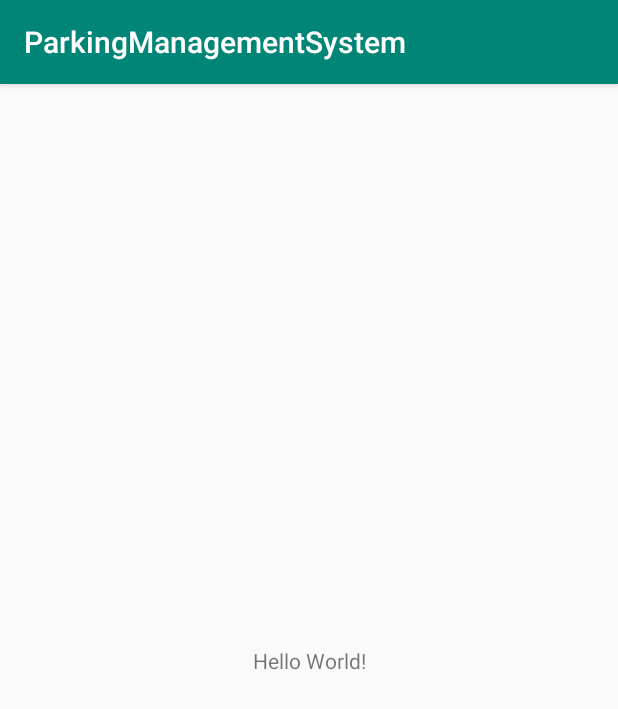
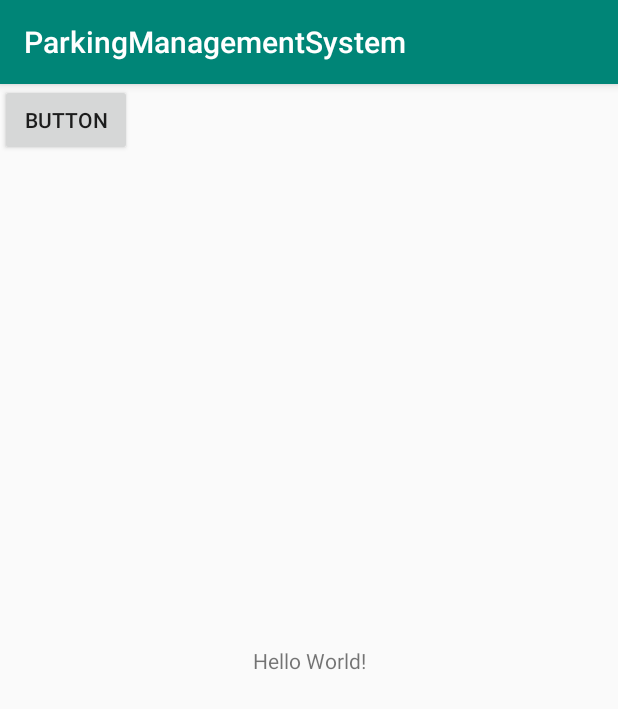
Before and after one commit to MHabiib/Parklux-Customer, an Android app: the screen it shows after launch (MainActivity), on a phone screen of 412 x 824 dp. Shown: the top 709 px of the screen. Run offline under Robolectric (Android 15) with nearby library versions, the phone set to English and light mode, and no system bars.

Commit message:
#3 Test Push

```diff
--- a/app/src/main/res/layout/activity_main.xml
+++ b/app/src/main/res/layout/activity_main.xml
@@ -15,4 +15,12 @@
         app:layout_constraintRight_toRightOf="parent"
         app:layout_constraintTop_toTopOf="parent" />
 
+    <Button
+        android:id="@+id/button"
+        android:layout_width="wrap_content"
+        android:layout_height="wrap_content"
+        android:text="Button"
+        tools:layout_editor_absoluteX="161dp"
+        tools:layout_editor_absoluteY="364dp" />
+
 </androidx.constraintlayout.widget.ConstraintLayout>
```
